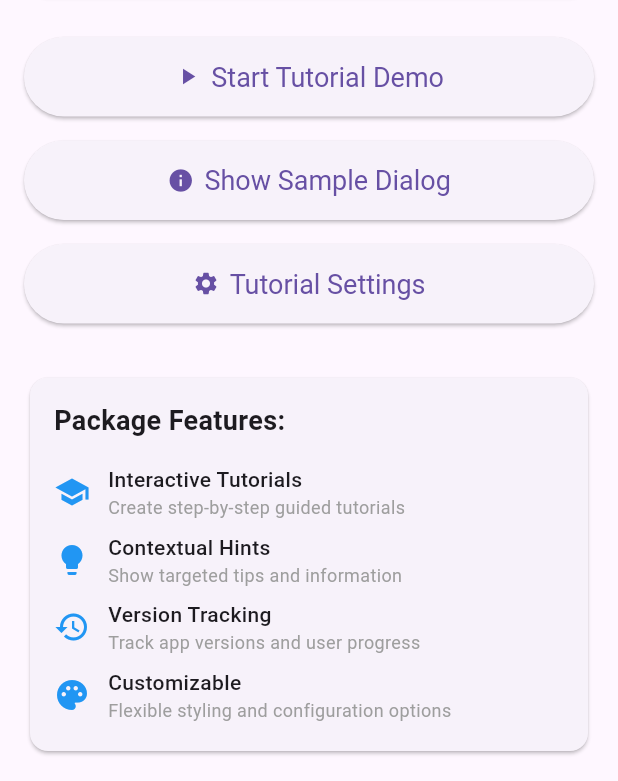
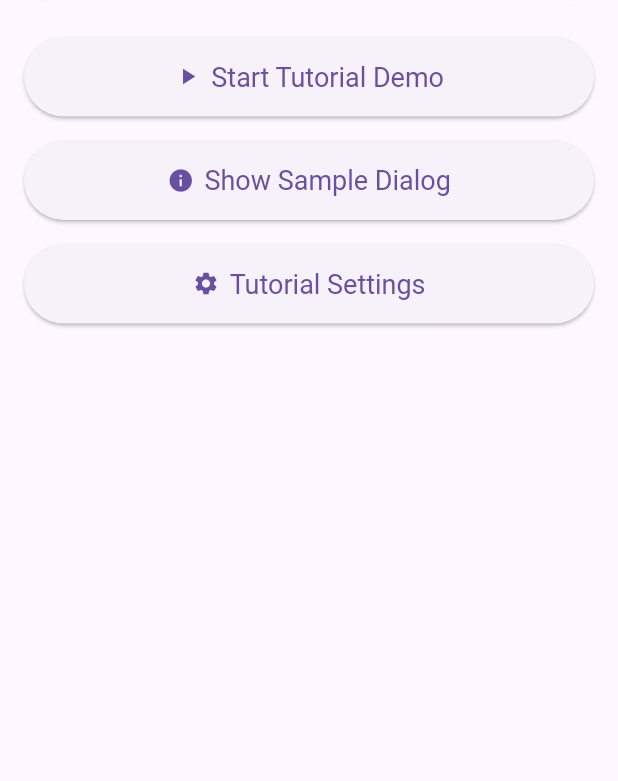
Before and after one commit to normidar/colaxy_tutorial, a Flutter app: the screen it shows after launch, on a phone screen of 412 x 824 dp, the part 455-1236 px from its top. Run offline on Flutter 3.47's test engine with Material 3 defaults, Android fonts, the phone set to English and light mode, and no system bars; our stand-ins replace easy_localization, flutter_riverpod, package_info_plus, shared_preferences; missing offline and left inert: app_lang_selector, tutorial_coach_mark.

Commit message:
Update SDK version in pubspec.yaml to ^3.8.0, remove feature display section from MainScreen in main.dart, and update FlutterMacOS checksum in Podfile.lock.

```diff
--- a/example/lib/main.dart
+++ b/example/lib/main.dart
@@ -185,48 +185,6 @@ class MainScreen extends StatelessWidget {
                 textStyle: const TextStyle(fontSize: 18),
               ),
             ),
-            const SizedBox(height: 32),
-            const Expanded(
-              child: Card(
-                child: Padding(
-                  padding: EdgeInsets.all(16.0),
-                  child: Column(
-                    crossAxisAlignment: CrossAxisAlignment.start,
-                    children: [
-                      Text(
-                        'Package Features:',
-                        style: TextStyle(
-                          fontSize: 18,
-                          fontWeight: FontWeight.bold,
-                        ),
-                      ),
-                      SizedBox(height: 12),
-                      FeatureItem(
-                        icon: Icons.school,
-                        title: 'Interactive Tutorials',
-                        description: 'Create step-by-step guided tutorials',
-                      ),
-                      FeatureItem(
-                        icon: Icons.lightbulb,
-                        title: 'Contextual Hints',
-                        description: 'Show targeted tips and information',
-                      ),
-                      FeatureItem(
-                        icon: Icons.history,
-                        title: 'Version Tracking',
-                        description: 'Track app versions and user progress',
-                      ),
-                      FeatureItem(
-                        icon: Icons.palette,
-                        title: 'Customizable',
-                        description:
-                            'Flexible styling and configuration options',
-                      ),
-                    ],
-                  ),
-                ),
-              ),
-            ),
           ],
         ),
       ),
--- a/example/pubspec.yaml
+++ b/example/pubspec.yaml
@@ -4,7 +4,7 @@ publish_to: 'none'
 version: 0.1.0
 
 environment:
-  sdk: ^3.9.0
+  sdk: ^3.8.0
 
 dependencies:
   flutter:
```
Also changed, not shown: lib/src/config/decide_showing_config.dart (added, +29 -0 lines), 1 other file.
